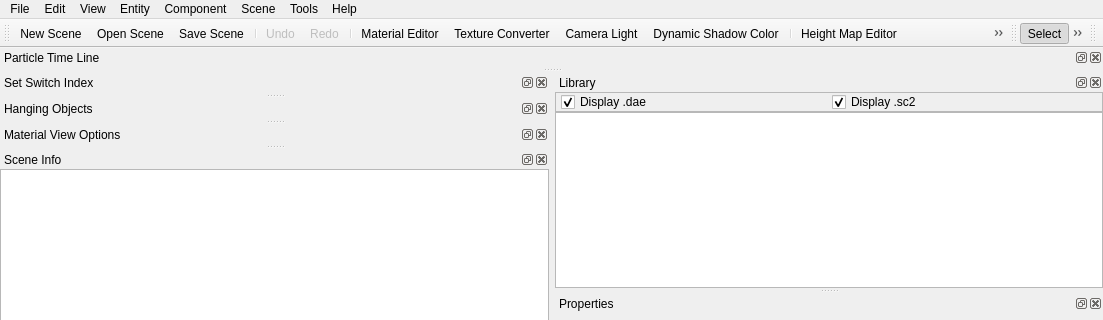
First picture: the form in Tools/ResourceEditor/DataQt/mainwindow.ui, repository xaoctech/dava.engine, before the edit; both pictures show x 0 to 1103 and y 0 to 320 of the 1103 by 796 pixel window.
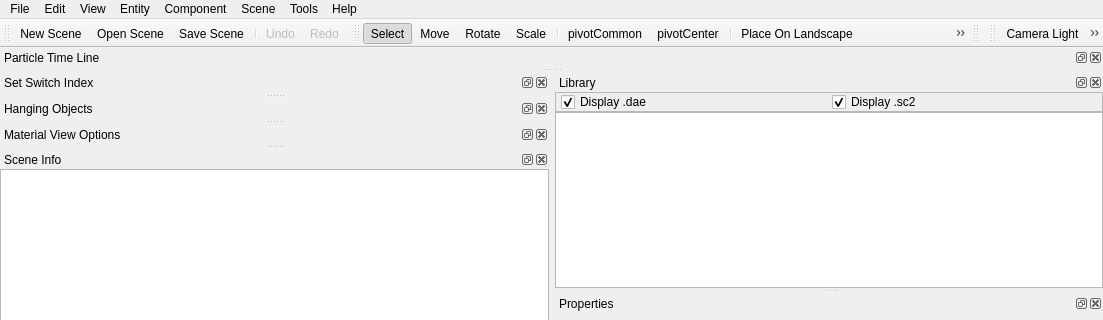
Second picture: the form after the edit. Icons and pictures are not drawn. Custom widgets are drawn as their Qt base class.

Commit message: [DF-1927] All sceneEditor actions are disabled until scene becomes opened.

Diff of the .ui file:
```diff
--- a/Tools/ResourceEditor/DataQt/mainwindow.ui
+++ b/Tools/ResourceEditor/DataQt/mainwindow.ui
@@ -222,18 +222,6 @@
    <addaction name="separator"/>
    <addaction name="actionUndo"/>
    <addaction name="actionRedo"/>
-   <addaction name="separator"/>
-   <addaction name="actionMaterialEditor"/>
-   <addaction name="actionTextureConverter"/>
-   <addaction name="actionEnableCameraLight"/>
-   <addaction name="actionSetShadowColor"/>
-   <addaction name="separator"/>
-   <addaction name="actionHeightMapEditor"/>
-   <addaction name="actionTileMapEditor"/>
-   <addaction name="actionShowNotPassableLandscape"/>
-   <addaction name="actionRulerTool"/>
-   <addaction name="actionCustomColorsEditor"/>
-   <addaction name="actionVisibilityCheckTool"/>
   </widget>
   <widget class="QMenuBar" name="menuBar">
    <property name="geometry">
@@ -895,6 +883,33 @@
     </layout>
    </widget>
   </widget>
+  <widget class="QToolBar" name="toolsToolBar">
+   <property name="windowTitle">
+    <string>toolBar</string>
+   </property>
+   <property name="iconSize">
+    <size>
+     <width>16</width>
+     <height>16</height>
+    </size>
+   </property>
+   <attribute name="toolBarArea">
+    <enum>TopToolBarArea</enum>
+   </attribute>
+   <attribute name="toolBarBreak">
+    <bool>false</bool>
+   </attribute>
+   <addaction name="actionEnableCameraLight"/>
+   <addaction name="separator"/>
+   <addaction name="actionMaterialEditor"/>
+   <addaction name="actionTextureConverter"/>
+   <addaction name="actionHeightMapEditor"/>
+   <addaction name="actionTileMapEditor"/>
+   <addaction name="actionShowNotPassableLandscape"/>
+   <addaction name="actionRulerTool"/>
+   <addaction name="actionCustomColorsEditor"/>
+   <addaction name="actionVisibilityCheckTool"/>
+  </widget>
   <action name="actionNewScene">
    <property name="icon">
     <iconset resource="QtIcons.qrc">
```
Left out of the diff: 55 changed lines with no effect on the pictures. The commit also changes 7 other files.
